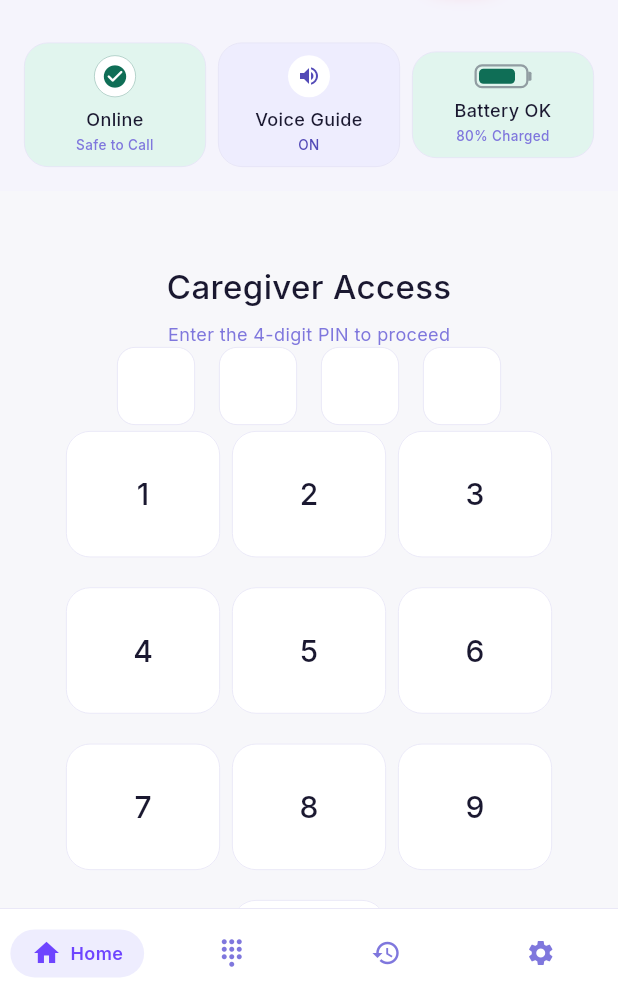
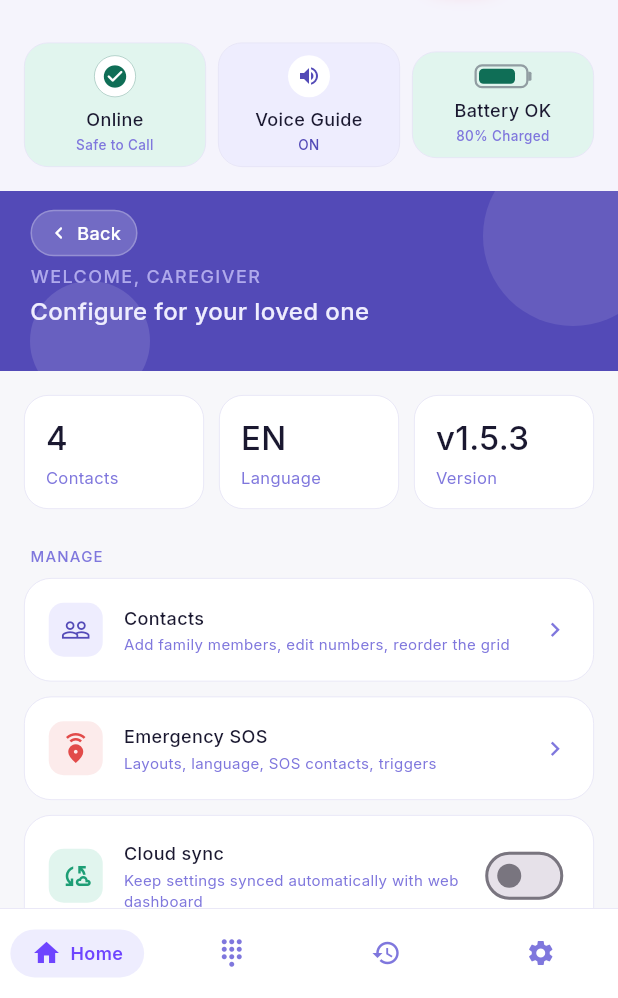
Before and after one commit to santjsx/easyConnect, a Flutter app: the screen it shows after launch, swiped to page 4, on a phone screen of 412 x 824 dp, the part 238-1236 px from its top. Run offline on Flutter 3.47's test engine with Material 3 defaults, Android fonts, the phone set to English and light mode, and no system bars; our stand-ins replace audioplayers, cloud_firestore, connectivity_plus, csv, file_picker, firebase_core and 11 more; missing offline and left inert: record; accounts and stored records are empty.

Commit message:
feat: completely remove settings PIN pad gate requirement

```diff
--- a/lib/features/settings/screens/admin_hub_screen.dart
+++ b/lib/features/settings/screens/admin_hub_screen.dart
@@ -360,11 +360,6 @@ class _AdminHubScreenState extends ConsumerState<AdminHubScreen> {
   @override
   Widget build(BuildContext context) {
     final activeAccentColor = ref.watch(dynamicAccentColorProvider);
-
-    if (!_isAuthenticated) {
-      return _buildPinPadScreen(activeAccentColor);
-    }
-
     return _buildHubContent(activeAccentColor);
   }
 
--- a/pubspec.yaml
+++ b/pubspec.yaml
@@ -16,7 +16,7 @@ publish_to: 'none' # Remove this line if you wish to publish to pub.dev
 # https://developer.apple.com/library/archive/documentation/General/Reference/InfoPlistKeyReference/Articles/CoreFoundationKeys.html
 # In Windows, build-name is used as the major, minor, and patch parts
 # of the product and file versions while build-number is used as the build suffix.
-version: 1.5.44+44
+version: 1.5.45+45
 
 environment:
   sdk: ^3.12.0
```
